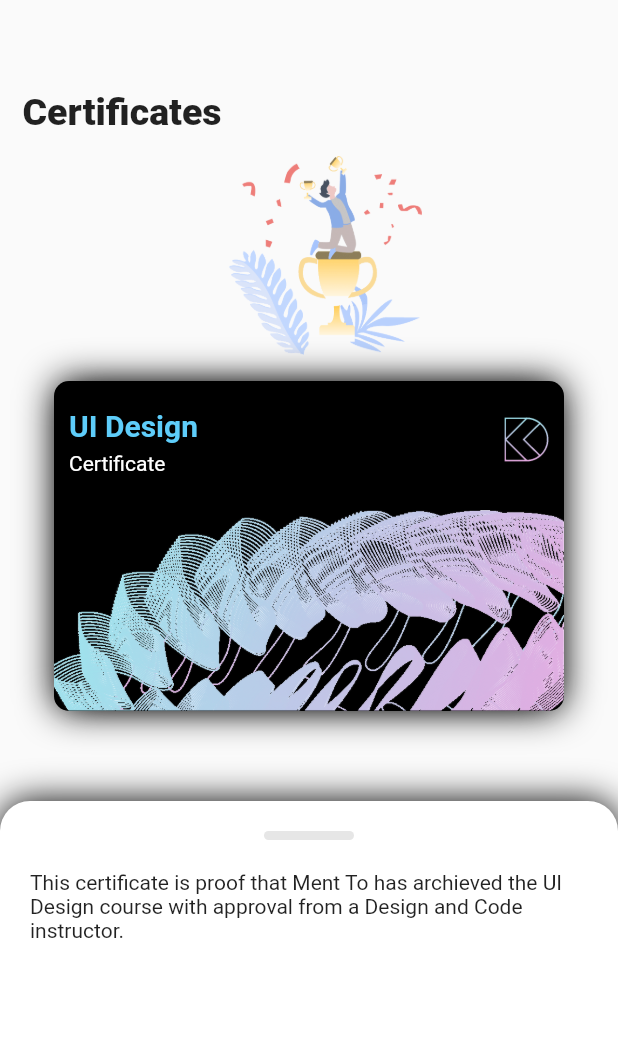
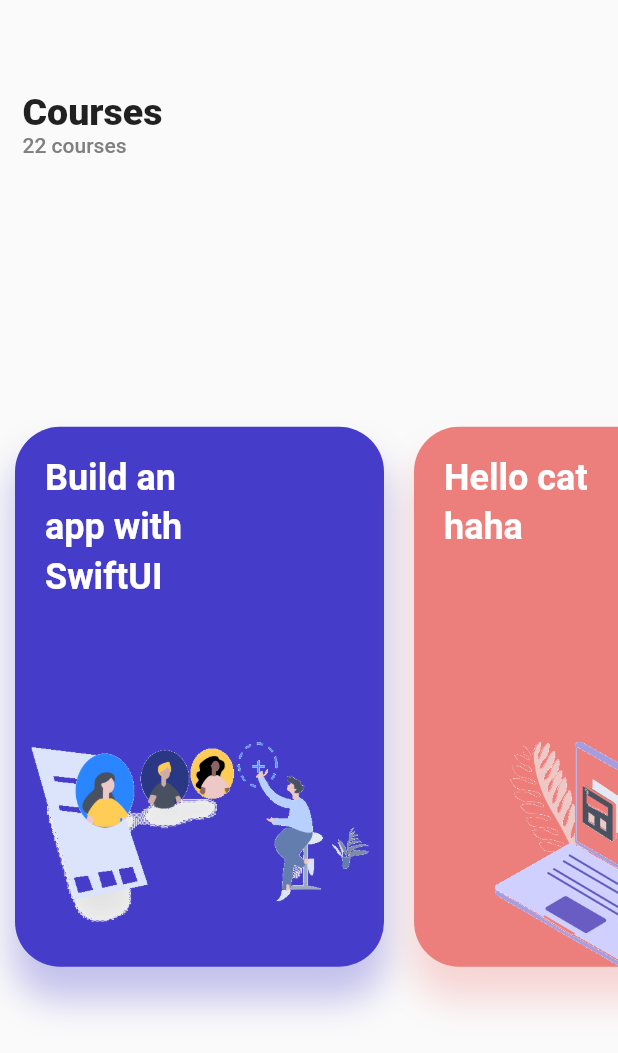
Before and after one commit to GavinHome/flutter_design_code, a Flutter app: the screen it shows after launch, on a phone screen of 412 x 824 dp. Shown: the top 1053 px of the screen. Run offline on Flutter 3.47's test engine with Material 2 defaults, Android fonts, the light colour scheme and no system bars.

Commit message:
add course

```diff
--- a/lib/certificates/card.dart
+++ b/lib/certificates/card.dart
@@ -14,7 +14,7 @@
       height: 220,
       decoration: new BoxDecoration(
           color: color,
-          backgroundBlendMode: BlendMode.hardLight,
+          //backgroundBlendMode: BlendMode.softLight,
           borderRadius: new BorderRadius.all(const Radius.circular(10.0)),
           boxShadow: <BoxShadow>[
             new BoxShadow(
@@ -77,7 +77,7 @@
             child: Column(
               children: <Widget>[
                 new Image.asset(
-                  "assets/Illustration5-1.png",
+                  "assets/Illustration5.png",
                   fit: BoxFit.cover,
                 )
               ],
--- a/lib/content.dart
+++ b/lib/content.dart
@@ -3,27 +3,14 @@
 import 'package:flutter_design_code/certificates/certificate.dart';
 import 'dart:math';
 
-class ContentView extends StatelessWidget {
+class ContentView extends StatefulWidget {
+  ContentView({Key key}) : super(key: key);
+
   @override
-  Widget build(BuildContext context) {
-    return MaterialApp(
-      title: 'DesignCode',
-      theme: ThemeData(
-        primarySwatch: Colors.blue,
-      ),
-      home: ContentPage(),
-    );
-  }
+  _ContentViewState createState() => _ContentViewState();
 }
 
-class ContentPage extends StatefulWidget {
-  ContentPage({Key key}) : super(key: key);
-
-  @override
-  _ContentPageState createState() => _ContentPageState();
-}
-
-class _ContentPageState extends State<ContentPage> {
+class _ContentViewState extends State<ContentView> {
   var _show = false;
   double degree(int angle) {
     return angle * pi / 180;
@@ -45,9 +32,9 @@
                       scale: 0.8,
                       child: CardView(
                         color: _show
-                            ? new Color(0xffffffff)
-                            : new Color(0xffff0000),
-                        offset: _show ? Offset(0, 120) : Offset(0, 0),
+                            ? new Color(0xffe64ad9)
+                            : new Color(0xff803cc9),
+                        offset: _show ? Offset(0, 120) : Offset(0, 120),
                       )),
                 ),
                 Transform.rotate(
@@ -56,9 +43,9 @@
                       scale: 0.9,
                       child: CardView(
                           color: _show
-                              ? new Color(0xff00ff00)
-                              : new Color(0xffffff00),
-                          offset: _show ? Offset(0, 55) : Offset(0, 0))),
+                              ? new Color(0xff674eec)
+                              : new Color(0xff453cc9),
+                          offset: _show ? Offset(0, 55) : Offset(0, 55))),
                 ),
                 Transform.rotate(
                   angle: _show ? degree(5) : degree(0),
--- /dev/null
+++ b/lib/home/course.dart
@@ -0,0 +1,143 @@
+import 'package:flutter/material.dart';
+
+class CourseView extends StatelessWidget {
+  CourseView({Key key, this.course}) : super(key: key);
+  final Course course;
+
+  @override
+  Widget build(BuildContext context) {
+    return Container(
+        margin: EdgeInsets.all(10),
+        child: Center(
+          child: Column(
+            mainAxisAlignment: MainAxisAlignment.center,
+            children: <Widget>[
+              Container(
+                width: 246,
+                height: 360,
+                decoration: new BoxDecoration(
+                    color: course.backgroundColor,
+                    borderRadius:
+                        new BorderRadius.all(const Radius.circular(30.0)),
+                    boxShadow: <BoxShadow>[
+                      new BoxShadow(
+                          blurRadius: 20.0,
+                          color: course.shadowColor,
+                          spreadRadius: 2,
+                          offset: Offset(0, 20)),
+                    ]),
+                child: Column(
+                  mainAxisAlignment: MainAxisAlignment.spaceBetween,
+                  crossAxisAlignment: CrossAxisAlignment.start,
+                  children: <Widget>[
+                    Container(
+                      width: 150,
+                      alignment: Alignment.topLeft,
+                      padding: EdgeInsets.all(20),
+                      child: Column(
+                        crossAxisAlignment: CrossAxisAlignment.start,
+                        children: <Widget>[
+                          Text(course.title,
+                              textAlign: TextAlign.start,
+                              strutStyle: StrutStyle(leading: 1),
+                              style: Theme.of(context)
+                                  .textTheme
+                                  .headline
+                                  .copyWith(
+                                      fontWeight: FontWeight.bold,
+                                      color: const Color(0xffffffff)))
+                        ],
+                      ),
+                    ),
+                    Container(
+                      alignment: Alignment.bottomLeft,
+                      child: Column(
+                        children: <Widget>[
+                          new Image.asset(
+                            course.image,
+                            width: 246,
+                            height: 150,
+                            fit: BoxFit.fitHeight,
+                            alignment: Alignment.bottomCenter,
+                          )
+                        ],
+                      ),
+                    )
+                  ],
+                ),
+              )
+            ],
+          ),
+        ));
+  }
+}
+
+class CoursesView extends StatelessWidget {
+  List<Widget> getCourses() {
+    return courses.map((Course item) {
+      return new CourseView(course: item);
+    }).toList();
+  }
+
+  @override
+  Widget build(BuildContext context) {
+    return new Container(
+      child: Column(
+        children: <Widget>[
+          Container(
+            padding: EdgeInsets.only(top: 60, left: 15),
+            child: Column(
+              crossAxisAlignment: CrossAxisAlignment.start,
+              mainAxisAlignment: MainAxisAlignment.spaceBetween,
+              children: <Widget>[
+                Container(
+                  alignment: Alignment.topLeft,
+                  child: Text('Courses',
+                      style:
+                          TextStyle(fontWeight: FontWeight.w900, fontSize: 25)),
+                ),
+                Container(
+                    child: Text(
+                  '22 courses',
+                  style: Theme.of(context)
+                      .textTheme
+                      .body2
+                      .copyWith(color: const Color(0xff808080)),
+                ))
+              ],
+            ),
+          ),
+          Expanded(
+
+            child: ListView(
+                scrollDirection: Axis.horizontal, children: getCourses()),
+          ),
+        ],
+      ),
+    );
+  }
+}
+
+class Course {
+  String title;
+  String image;
+  Color backgroundColor;
+  Color shadowColor;
+
+  Course(this.title, this.image, this.backgroundColor, this.shadowColor);
+}
+
+List<Course> courses = [
+  new Course("Build an app with SwiftUI", "assets/Illustration1.png",
+      const Color(0xff453cc9), Color.fromRGBO(0x45, 0x3c, 0xc9, 0.3)),
+  new Course("Hello cat haha", "assets/Illustration2.png",
+      const Color(0xffec7e7b), Color.fromRGBO(0xec, 0x7e, 0x7b, 0.3)),
+  new Course("Build an app with SwiftUI", "assets/Illustration1.png",
+      const Color(0xff453cc9), Color.fromRGBO(0x45, 0x3c, 0xc9, 0.3)),
+  new Course("Hello cat haha", "assets/Illustration2.png",
+      const Color(0xffec7e7b), Color.fromRGBO(0xec, 0x7e, 0x7b, 0.3)),
+  new Course("Build an app with SwiftUI", "assets/Illustration1.png",
+      const Color(0xff453cc9), Color.fromRGBO(0x45, 0x3c, 0xc9, 0.3)),
+  new Course("Hello cat haha", "assets/Illustration2.png",
+      const Color(0xffec7e7b), Color.fromRGBO(0xec, 0x7e, 0x7b, 0.3))
+];
--- a/lib/main.dart
+++ b/lib/main.dart
@@ -1,6 +1,22 @@
 import 'package:flutter/material.dart';
-import 'package:flutter_design_code/content.dart';
+import 'home/course.dart';
 
 //import 'myapp.dart';
 
-void main() => runApp(ContentView());
+void main() => runApp(App());
+
+class App extends StatelessWidget {
+  @override
+  Widget build(BuildContext context) {
+    return MaterialApp(
+      title: 'DesignCode',
+      theme: ThemeData(
+        primarySwatch: Colors.blue,
+      ),
+      //home: ContentView(),
+      home: Scaffold(
+        body: CoursesView(),
+      )
+    );
+  }
+}
--- a/pubspec.yaml
+++ b/pubspec.yaml
@@ -44,7 +44,9 @@
   assets:
     - assets/Background.png
     - assets/Logo.png
-    - assets/Illustration5-1.png
+    - assets/Illustration1.png
+    - assets/Illustration2.png
+    - assets/Illustration5.png
 
   # An image asset can refer to one or more resolution-specific "variants", see
   # https://flutter.dev/assets-and-images/#resolution-aware.
```
Also changed, not shown: assets/Illustration1.png (added), assets/Illustration2.png (added), assets/Illustration5.png (renamed from assets/Illustration5-1.png), lib/home/home.dart (added), lib/home/menu.dart (added).
